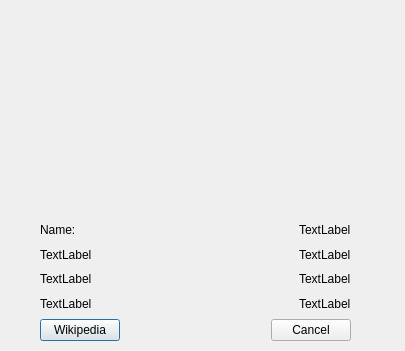
Old version of the form specificviewdialog.ui in the repository moderndaymoron/PersonCSciVer3.
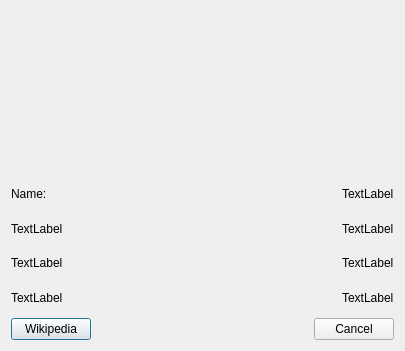
New version of the form.

Commit message: Final update, layouts fixed, computer pixmap added.

```diff
--- a/specificviewdialog.ui
+++ b/specificviewdialog.ui
@@ -13,15 +13,15 @@
   <property name="windowTitle">
    <string>Dialog</string>
   </property>
-  <widget class="QWidget" name="layoutWidget">
-   <property name="geometry">
-    <rect>
-     <x>40</x>
-     <y>220</y>
-     <width>311</width>
-     <height>121</height>
-    </rect>
-   </property>
+  <layout class="QVBoxLayout" name="verticalLayout_4">
+   <item>
+    <widget class="QLabel" name="label_image">
+     <property name="text">
+      <string/>
+     </property>
+    </widget>
+   </item>
+   <item>
    <layout class="QVBoxLayout" name="verticalLayout_3">
     <item>
      <layout class="QHBoxLayout" name="horizontalLayout">
@@ -136,20 +136,8 @@
      </layout>
     </item>
    </layout>
-  </widget>
-  <widget class="QLabel" name="label_image">
-   <property name="geometry">
-    <rect>
-     <x>20</x>
-     <y>20</y>
-     <width>371</width>
-     <height>191</height>
-    </rect>
-   </property>
-   <property name="text">
-    <string/>
-   </property>
-  </widget>
+   </item>
+  </layout>
  </widget>
  <resources/>
  <connections/>
```
Lines whose indentation alone changed are shown as unchanged. The commit also changes 3 other files.
